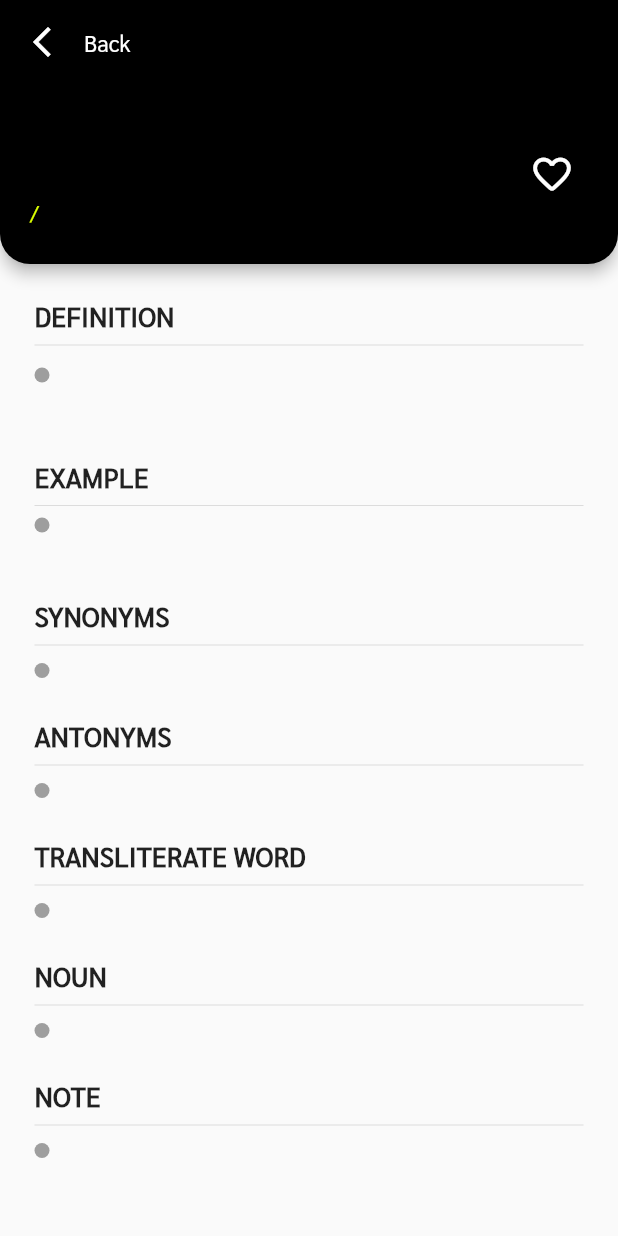
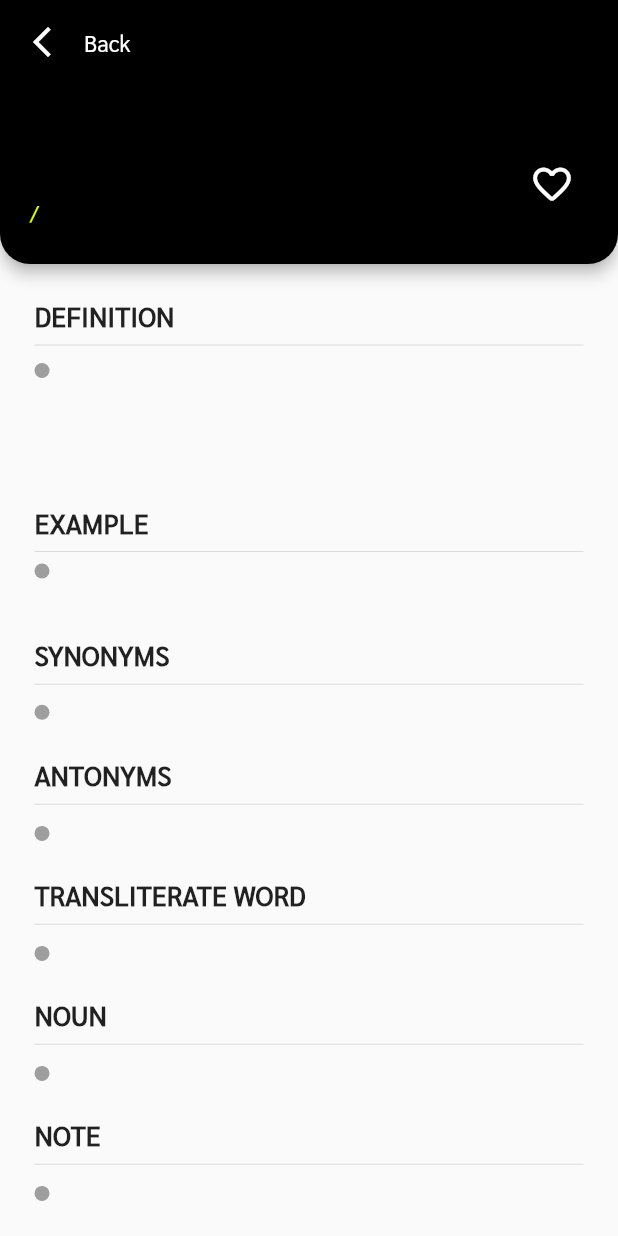
Before and after one commit to aimaimm/dictionary, a Flutter app: the Detail_wordTH_Screen screen opened directly with empty values, on a phone screen of 412 x 824 dp. Run offline on Flutter 3.47's test engine with Material 2 defaults, Android fonts, the phone set to English and light mode, and no system bars; our stand-ins replace flip_card, flutter_svg, shared_preferences, sqflite; accounts and stored records are empty.

Commit message:
overflow detail wordeng and wordth

```diff
--- a/lib/detail_wordth_screen.dart
+++ b/lib/detail_wordth_screen.dart
@@ -83,6 +83,7 @@ class _Detail_wordTH_ScreenState extends State<Detail_wordTH_Screen> {
 
   @override
   Widget build(BuildContext context) {
+    Size size = MediaQuery.of(context).size;
     return Scaffold(
       appBar: AppBar(
         shape: const RoundedRectangleBorder(
@@ -117,7 +118,8 @@ class _Detail_wordTH_ScreenState extends State<Detail_wordTH_Screen> {
                   children: [
                     Text(
                       check_null("tentry"),
-                      style: const TextStyle(fontSize: 36, color: Colors.white),
+                      style: TextStyle(
+                          fontSize: size.width / 16, color: Colors.white),
                     ),
                     const SizedBox(
                       height: 5,
@@ -156,30 +158,31 @@ class _Detail_wordTH_ScreenState extends State<Detail_wordTH_Screen> {
               const Divider(),
               Row(
                 children: [
-                  Container(
-                    margin: const EdgeInsets.only(bottom: 21),
-                    child: const CircleAvatar(
+                  const CircleAvatar(
                     radius: 5,
                     backgroundColor: Colors.grey,
-                    ),
                   ),
                   const SizedBox(
                     width: 15,
                   ),
-                  Column(
-                    children: [
                   Text(
                     check_null("eentry"),
-                        style: const TextStyle(fontSize: 16),
-                      ),
-                      const SizedBox(
-                        height: 6,
-                      ),
-                      Text(
-                        check_null('tdef'),
-                        style: const TextStyle(color: Colors.black54),
+                    style: TextStyle(fontSize: size.width / 30),
                   ),
                 ],
+              ),
+              Row(
+                children: [
+                  SizedBox(
+                    width: size.width * 0.055,
+                    height: size.height * 0.07,
+                  ),
+                  Flexible(
+                    child: Text(
+                      check_null('tdef'),
+                      style: TextStyle(
+                          color: Colors.black54, fontSize: size.width / 34),
+                    ),
                   ),
                 ],
               ),
@@ -194,7 +197,7 @@ class _Detail_wordTH_ScreenState extends State<Detail_wordTH_Screen> {
               Row(
                 children: [
                   Container(
-                    margin: const EdgeInsets.only(bottom: 21),
+                    margin: EdgeInsets.only(bottom: size.height * 0.02),
                     child: const CircleAvatar(
                       radius: 5,
                       backgroundColor: Colors.grey,
@@ -204,7 +207,10 @@ class _Detail_wordTH_ScreenState extends State<Detail_wordTH_Screen> {
                     width: 15,
                   ),
                   Flexible(
-                    child: Text(check_null('tsample')),
+                    child: Text(
+                      check_null('tsample'),
+                      style: TextStyle(fontSize: size.width / 34),
+                    ),
                   ),
                 ],
               ),
@@ -217,10 +223,14 @@ class _Detail_wordTH_ScreenState extends State<Detail_wordTH_Screen> {
               ),
               const Divider(),
               Row(
+                mainAxisAlignment: MainAxisAlignment.start,
                 children: [
-                  const CircleAvatar(
+                  Container(
+                    margin: EdgeInsets.only(top: size.height * 0.004),
+                    child: const CircleAvatar(
                       radius: 5,
                       backgroundColor: Colors.grey,
+                    ),
                   ),
                   const SizedBox(
                     width: 15,
@@ -239,8 +249,10 @@ class _Detail_wordTH_ScreenState extends State<Detail_wordTH_Screen> {
               ),
               const Divider(),
               Row(
+                mainAxisAlignment: MainAxisAlignment.start,
                 children: [
                   Container(
+                    margin: EdgeInsets.only(top: size.height / 170),
                     child: const CircleAvatar(
                       radius: 5,
                       backgroundColor: Colors.grey,
@@ -250,7 +262,9 @@ class _Detail_wordTH_ScreenState extends State<Detail_wordTH_Screen> {
                     width: 15,
                   ),
                   Flexible(
-                    child: Text(check_null('tant')),
+                    child: Text(
+                      check_null('tant'),
+                    ),
                   ),
                 ],
               ),
@@ -265,6 +279,7 @@ class _Detail_wordTH_ScreenState extends State<Detail_wordTH_Screen> {
               Row(
                 children: [
                   Container(
+                    margin: EdgeInsets.only(top: size.height / 170),
                     child: const CircleAvatar(
                       radius: 5,
                       backgroundColor: Colors.grey,
@@ -274,7 +289,9 @@ class _Detail_wordTH_ScreenState extends State<Detail_wordTH_Screen> {
                     width: 15,
                   ),
                   Flexible(
-                    child: Text(check_null('tenglish')),
+                    child: Text(
+                      check_null('tenglish'),
+                    ),
                   ),
                 ],
               ),
@@ -289,6 +306,7 @@ class _Detail_wordTH_ScreenState extends State<Detail_wordTH_Screen> {
               Row(
                 children: [
                   Container(
+                    margin: EdgeInsets.only(top: size.height / 170),
                     child: const CircleAvatar(
                       radius: 5,
                       backgroundColor: Colors.grey,
@@ -313,6 +331,7 @@ class _Detail_wordTH_ScreenState extends State<Detail_wordTH_Screen> {
               Row(
                 children: [
                   Container(
+                    margin: EdgeInsets.only(top: size.height / 170),
                     child: const CircleAvatar(
                       radius: 5,
                       backgroundColor: Colors.grey,
@@ -322,7 +341,9 @@ class _Detail_wordTH_ScreenState extends State<Detail_wordTH_Screen> {
                     width: 15,
                   ),
                   Flexible(
-                    child: Text(check_null('notes')),
+                    child: Text(
+                      check_null('notes'),
+                    ),
                   ),
                 ],
               ),
```
Also changed, not shown: lib/detail_wordeng_screen.dart (+14 -11 lines). Lines whose indentation alone changed are shown as unchanged.
